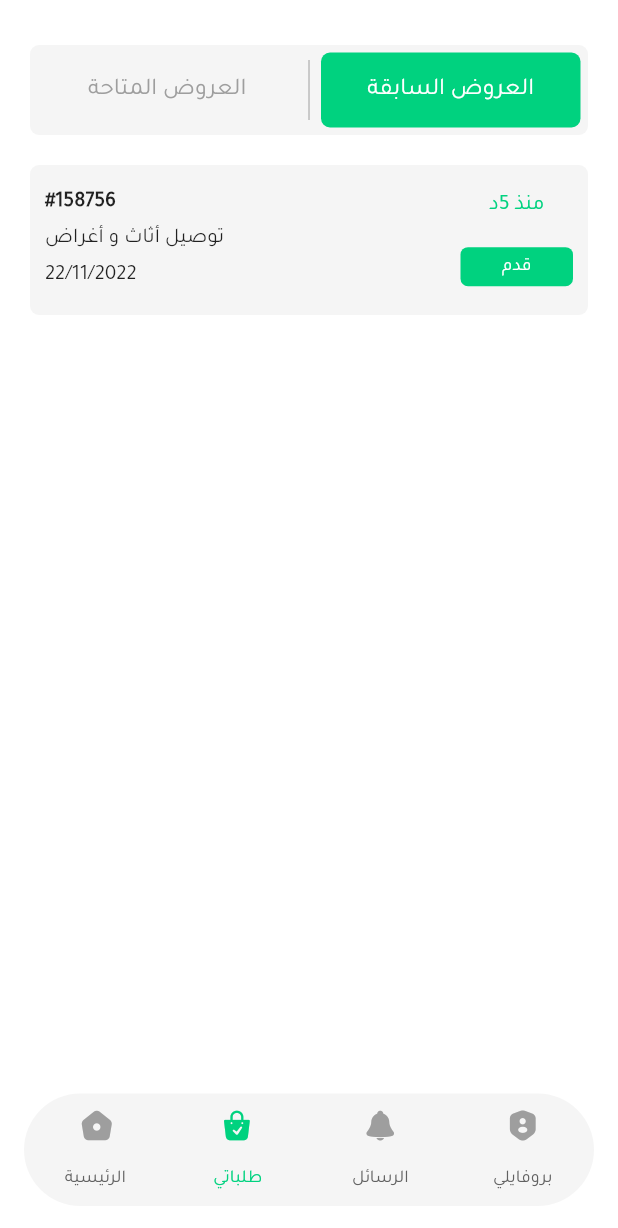
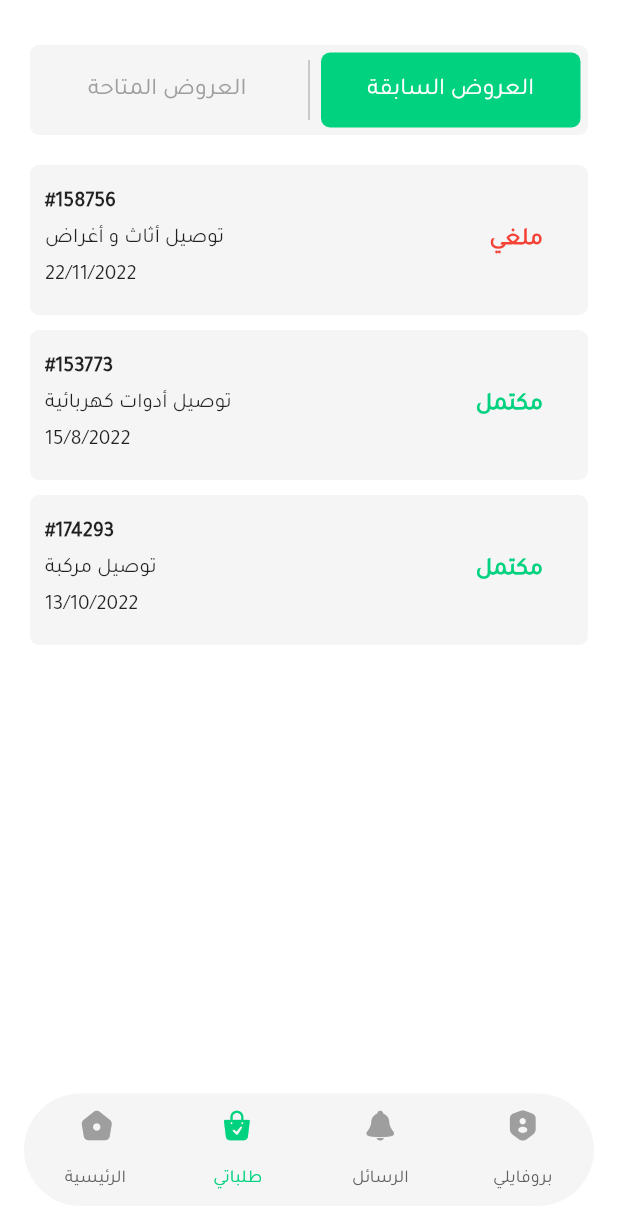
Before and after one commit to odaykrayem/shadid, a Flutter app: the screen it shows after launch, item 2 of the bottom bar chosen, after a tap on "العروض السابقة", on a phone screen of 412 x 824 dp. Shown: the top 1228 px of the screen. Run offline on Flutter 3.47's test engine with Material 2 defaults, Android fonts, the phone set to English and light mode, and no system bars; drawn by our look-alikes of custom_navigation_bar; our stand-ins replace animated_text_kit, dotted_border, firebase_auth, firebase_core, flutter_svg, fluttertoast and 5 more; missing offline and left inert: dropdown_below, simple_star_rating; accounts and stored records are empty; project files that could hold a hidden picture were left out.

Commit message:
Update 15:00  11/6/2022

```diff
--- a/lib/view/pages/captain_pages/captain_home.dart
+++ b/lib/view/pages/captain_pages/captain_home.dart
@@ -1,16 +1,11 @@
 import 'package:custom_navigation_bar/custom_navigation_bar.dart';
-import 'package:dotted_border/dotted_border.dart';
 import 'package:flutter/material.dart';
-import 'package:shadid/localization/localization.dart';
 import 'package:shadid/utils/captain_icons_icons.dart';
 import 'package:shadid/utils/constant.dart';
-import 'package:shadid/utils/custom_icon_icons.dart';
 import 'package:shadid/view/pages/captain_pages/captain_mainPage.dart';
 import 'package:shadid/view/pages/captain_pages/massages_captain.dart';
 import 'package:shadid/view/pages/captain_pages/orders_captain.dart';
 import 'package:shadid/view/pages/captain_pages/profile_captain.dart';
-import 'package:shadid/view/pages/user_pages/massages.dart';
-import 'package:shadid/view/pages/user_pages/notifications.dart';
 
 enum SearchOptions { open, close }
 
@@ -49,9 +44,16 @@ class _CaptainHomeState extends State<CaptainHome> {
   Widget build(BuildContext context) {
     return Scaffold(
       backgroundColor: Colors.white,
-      bottomNavigationBar: Padding(
-        padding: const EdgeInsets.symmetric(vertical: 20.0),
-        child: CustomBottomNavBar(),
+      bottomNavigationBar: ClipRRect(
+        clipBehavior: Clip.none,
+        child: Container(
+          padding: const EdgeInsets.only(
+            top: 10.0,
+            bottom: 20.0,
+          ),
+          color: Colors.transparent,
+          child: CustomBottomNavBar(),
+        ),
       ),
       body: Builder(
         builder: (context) {
--- a/lib/view/pages/captain_pages/orders_captain.dart
+++ b/lib/view/pages/captain_pages/orders_captain.dart
@@ -1,7 +1,7 @@
 import 'package:flutter/material.dart';
 import 'package:shadid/utils/constant.dart';
 
-enum OrdersTypes { coming, canceled, completed }
+enum OrdersTypes { availableOffers, previousOffers }
 
 class OrdersCaptain extends StatefulWidget {
   const OrdersCaptain({Key? key}) : super(key: key);
@@ -11,8 +11,27 @@ class OrdersCaptain extends StatefulWidget {
 }
 
 class _OrdersCaptainState extends State<OrdersCaptain> {
-  OrdersTypes orderType = OrdersTypes.coming;
-
+  OrdersTypes orderType = OrdersTypes.availableOffers;
+  List<Map<String, dynamic>> previousOffersList = [
+    {
+      'orderStatus': 'ملغي',
+      'orderNumber': '#158756',
+      'orderDate': '22/11/2022',
+      'order': 'توصيل أثاث و أغراض',
+    },
+    {
+      'orderStatus': 'مكتمل',
+      'orderNumber': '#153773',
+      'orderDate': '15/8/2022',
+      'order': 'توصيل أدوات كهربائية',
+    },
+    {
+      'orderStatus': 'مكتمل',
+      'orderNumber': '#174293',
+      'orderDate': '13/10/2022',
+      'order': 'توصيل مركبة',
+    },
+  ];
   @override
   Widget build(BuildContext context) {
     return Scaffold(
@@ -44,14 +63,14 @@ class _OrdersCaptainState extends State<OrdersCaptain> {
                       child: GestureDetector(
                         onTap: () {
                           setState(() {
-                            orderType = OrdersTypes.coming;
+                            orderType = OrdersTypes.availableOffers;
                           });
                         },
                         child: Container(
                           height: 60.0,
                           alignment: Alignment.center,
                           decoration: BoxDecoration(
-                            color: orderType == OrdersTypes.coming
+                            color: orderType == OrdersTypes.availableOffers
                                 ? primaryColor
                                 : Colors.grey[100],
                             borderRadius: BorderRadius.circular(6.0),
@@ -59,7 +78,7 @@ class _OrdersCaptainState extends State<OrdersCaptain> {
                           child: Text(
                             'العروض المتاحة',
                             style: TextStyle(
-                              color: orderType == OrdersTypes.coming
+                              color: orderType == OrdersTypes.availableOffers
                                   ? Colors.white
                                   : Colors.grey,
                               fontSize: 16.0,
@@ -77,14 +96,14 @@ class _OrdersCaptainState extends State<OrdersCaptain> {
                       child: GestureDetector(
                         onTap: () {
                           setState(() {
-                            orderType = OrdersTypes.canceled;
+                            orderType = OrdersTypes.previousOffers;
                           });
                         },
                         child: Container(
                           height: 60.0,
                           alignment: Alignment.center,
                           decoration: BoxDecoration(
-                            color: orderType == OrdersTypes.canceled
+                            color: orderType == OrdersTypes.previousOffers
                                 ? primaryColor
                                 : Colors.grey[100],
                             borderRadius: BorderRadius.circular(6.0),
@@ -92,7 +111,7 @@ class _OrdersCaptainState extends State<OrdersCaptain> {
                           child: Text(
                             'العروض السابقة',
                             style: TextStyle(
-                              color: orderType == OrdersTypes.canceled
+                              color: orderType == OrdersTypes.previousOffers
                                   ? Colors.white
                                   : Colors.grey,
                               fontSize: 16.0,
@@ -105,25 +124,68 @@ class _OrdersCaptainState extends State<OrdersCaptain> {
                 ),
               ),
             ),
+            if (orderType == OrdersTypes.availableOffers)
               Expanded(
+                child: RefreshIndicator(
+                  onRefresh: () async {
+                    await Future.delayed(
+                      const Duration(seconds: 2),
+                      () {},
+                    );
+                  },
+                  color: primaryColor,
                   child: ListView.separated(
                     padding: const EdgeInsets.symmetric(
                         horizontal: 20.0, vertical: 10.0),
                     clipBehavior: Clip.antiAliasWithSaveLayer,
                     itemCount: 1,
-                separatorBuilder: (context, i) => const SizedBox(height: 20.0),
+                    separatorBuilder: (context, i) =>
+                        const SizedBox(height: 10.0),
                     itemBuilder: (context, i) {
-                  return itemBuilder();
+                      return availableOffers();
                     },
                   ),
                 ),
+              )
+            else
+              Expanded(
+                child: RefreshIndicator(
+                  onRefresh: () async {
+                    await Future.delayed(
+                      const Duration(seconds: 2),
+                      () {},
+                    );
+                  },
+                  color: primaryColor,
+                  child: ListView.separated(
+                    padding: const EdgeInsets.symmetric(
+                        horizontal: 20.0, vertical: 10.0),
+                    clipBehavior: Clip.antiAliasWithSaveLayer,
+                    itemCount: 3,
+                    separatorBuilder: (context, i) =>
+                        const SizedBox(height: 10.0),
+                    itemBuilder: (context, i) {
+                      return previousOffers(
+                        orderStatus: previousOffersList[i]['orderStatus'],
+                        orderNumber: previousOffersList[i]['orderNumber'],
+                        orderDate: previousOffersList[i]['orderDate'],
+                        order: previousOffersList[i]['order'],
+                        statusColor:
+                            previousOffersList[i]['orderStatus'] == 'ملغي'
+                                ? Colors.red
+                                : primaryColor,
+                      );
+                    },
+                  ),
+                ),
+              )
           ],
         ),
       ),
     );
   }
 
-  Widget itemBuilder() {
+  Widget availableOffers() {
     return Container(
       width: MediaQuery.of(context).size.width,
       height: 100.0,
@@ -183,4 +245,55 @@ class _OrdersCaptainState extends State<OrdersCaptain> {
       ),
     );
   }
+
+  //
+  //
+
+  Widget previousOffers({
+    required String orderStatus,
+    required String orderNumber,
+    required String orderDate,
+    required String order,
+    required Color statusColor,
+  }) {
+    return Container(
+      width: MediaQuery.of(context).size.width,
+      height: 100.0,
+      padding: const EdgeInsets.all(10.0),
+      decoration: BoxDecoration(
+        color: Colors.grey[100],
+        borderRadius: BorderRadius.circular(6.0),
+      ),
+      child: Row(
+        mainAxisAlignment: MainAxisAlignment.spaceBetween,
+        children: [
+          Column(
+            mainAxisAlignment: MainAxisAlignment.spaceEvenly,
+            crossAxisAlignment: CrossAxisAlignment.start,
+            children: [
+              Text(
+                orderNumber,
+                style: const TextStyle(
+                  fontWeight: FontWeight.bold,
+                ),
+              ),
+              Text(order),
+              Text(orderDate),
+            ],
+          ),
+          Padding(
+            padding: const EdgeInsets.symmetric(horizontal: 20.0),
+            child: Text(
+              orderStatus,
+              style: TextStyle(
+                fontSize: 16.0,
+                fontWeight: FontWeight.bold,
+                color: statusColor,
+              ),
+            ),
+          ),
+        ],
+      ),
+    );
   }
+}
```
Lines whose indentation alone changed are shown as unchanged.
